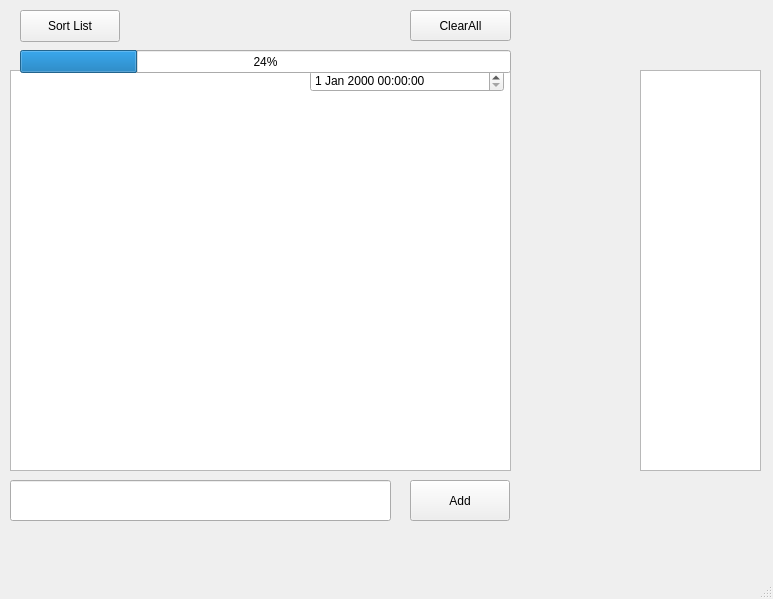
Old version of the form mainwindow.ui in the repository lugonzalez126/ToDoList.
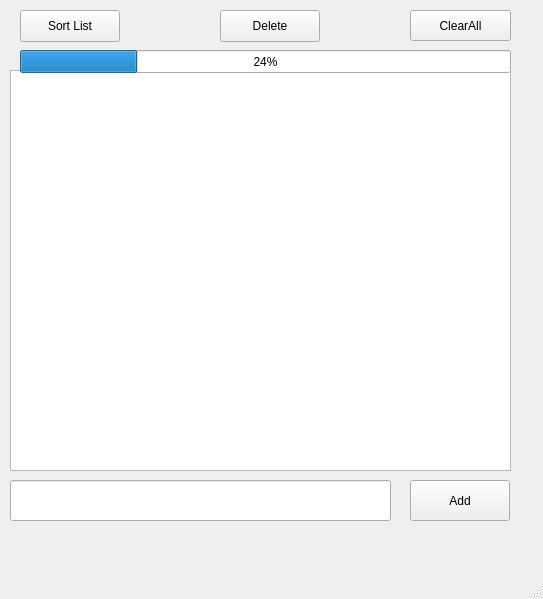
New version of the form.

Commit message: Removed Extra Window and added a delete checkbox button

Diff of the .ui file:
```diff
--- a/mainwindow.ui
+++ b/mainwindow.ui
@@ -6,7 +6,7 @@
    <rect>
     <x>0</x>
     <y>0</y>
-    <width>773</width>
+    <width>543</width>
     <height>599</height>
    </rect>
   </property>
@@ -36,16 +36,6 @@
      <bool>false</bool>
     </property>
    </widget>
-   <widget class="QListWidget" name="listWidget_2">
-    <property name="geometry">
-     <rect>
-      <x>640</x>
-      <y>70</y>
-      <width>121</width>
-      <height>401</height>
-     </rect>
-    </property>
-   </widget>
    <widget class="QPushButton" name="addButton">
     <property name="geometry">
      <rect>
@@ -88,16 +78,6 @@
      </rect>
     </property>
    </widget>
-   <widget class="QDateTimeEdit" name="dateTimeEdit">
-    <property name="geometry">
-     <rect>
-      <x>310</x>
-      <y>70</y>
-      <width>194</width>
-      <height>22</height>
-     </rect>
-    </property>
-   </widget>
    <widget class="QPushButton" name="SortButton">
     <property name="geometry">
      <rect>
@@ -124,6 +104,19 @@
      <number>24</number>
     </property>
    </widget>
+   <widget class="QPushButton" name="DeleteButton">
+    <property name="geometry">
+     <rect>
+      <x>220</x>
+      <y>10</y>
+      <width>100</width>
+      <height>32</height>
+     </rect>
+    </property>
+    <property name="text">
+     <string>Delete</string>
+    </property>
+   </widget>
   </widget>
   <widget class="QMenuBar" name="menubar">
    <property name="geometry">
```
Left out of the diff: 2 changed lines with no effect on the pictures.
